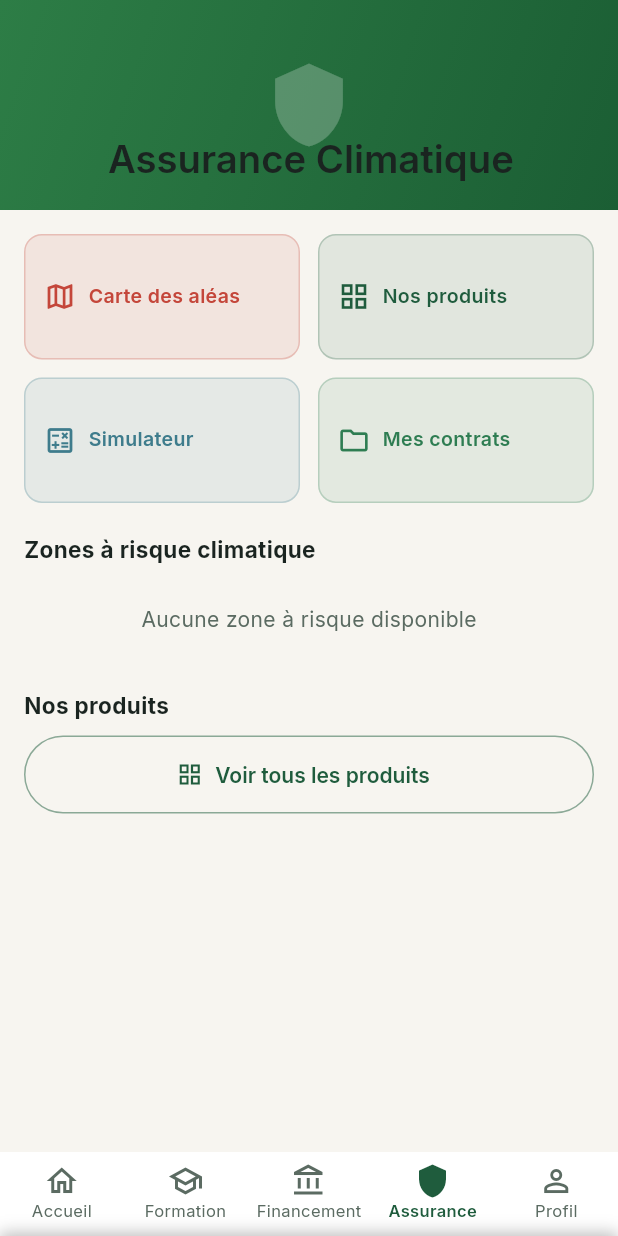
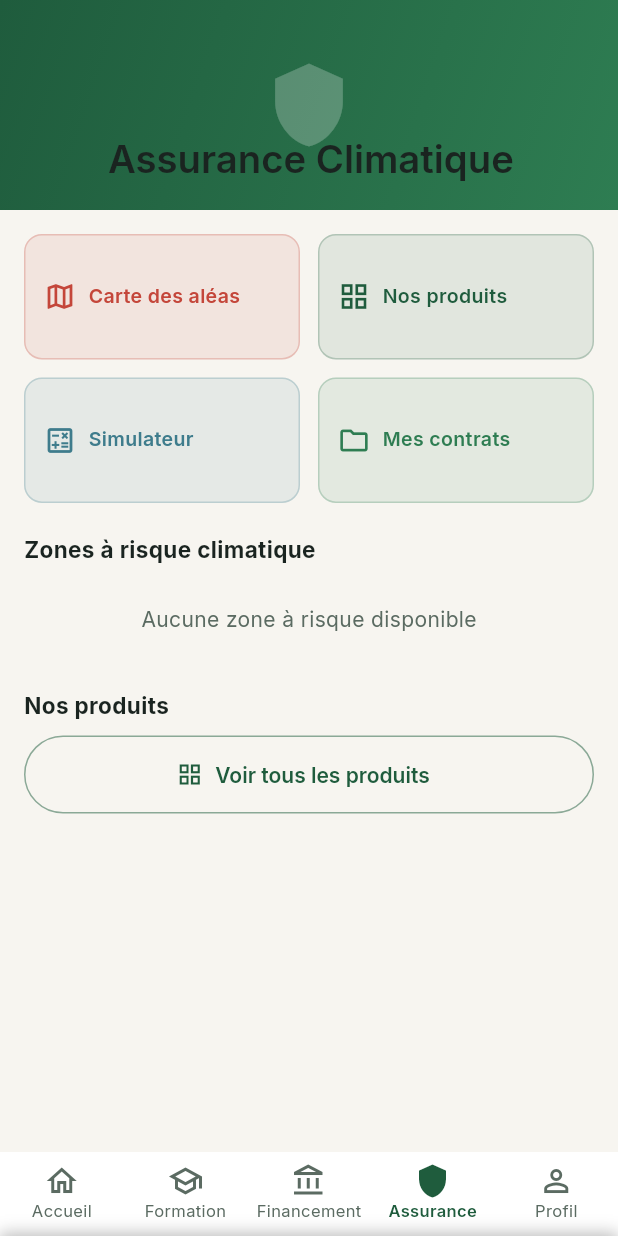
Before and after one commit to Leandre-oloke/appli-greenaccess, a Flutter app: the AssuranceScreen screen opened by its route, on a phone screen of 412 x 824 dp. Run offline on Flutter 3.47's test engine with Material 3 defaults, Android fonts, the phone set to English and light mode, and no system bars; our stand-ins replace cloud_firestore, cloud_functions, connectivity_plus, equatable, file_picker, firebase_auth and 14 more; accounts and stored records are empty.

Commit message:
fix(theme): retrofit couleurs codées en dur (bandeaux + bannière hors-ligne)
- financement/assurance : dégradés SliverAppBar 0xFF2D7D46 → jetons forest
- connectivity_banner : rouge codé en dur → colorScheme.error

Co-Authored-By: Claude Sonnet 5 <noreply@anthropic.com>

```diff
--- a/lib/core/widgets/connectivity_banner.dart
+++ b/lib/core/widgets/connectivity_banner.dart
@@ -73,9 +73,14 @@ class _ConnectivityBannerState extends State<ConnectivityBanner>
                 color: Colors.transparent,
                 child: Container(
                   padding: const EdgeInsets.symmetric(horizontal: 16, vertical: 10),
-                  decoration: const BoxDecoration(
-                    color: Color(0xFFB71C1C),
-                    boxShadow: [BoxShadow(color: Colors.black26, blurRadius: 8, offset: Offset(0, -2))],
+                  decoration: BoxDecoration(
+                    color: Theme.of(context).colorScheme.error,
+                    boxShadow: const [
+                      BoxShadow(
+                          color: Colors.black26,
+                          blurRadius: 8,
+                          offset: Offset(0, -2)),
+                    ],
                   ),
                   child: const Row(
                     mainAxisAlignment: MainAxisAlignment.center,
--- a/lib/views/assurance/assurance_screen.dart
+++ b/lib/views/assurance/assurance_screen.dart
@@ -46,7 +46,7 @@ class _AssuranceScreenState extends ConsumerState<AssuranceScreen> {
                 background: Container(
                   decoration: const BoxDecoration(
                     gradient: LinearGradient(
-                      colors: [Color(0xFF2D7D46), Color(0xFF1B5E34)],
+                      colors: [Color(0xFF1F5C3D), Color(0xFF2E7D52)],
                       begin: Alignment.topLeft,
                       end: Alignment.bottomRight,
                     ),
--- a/lib/views/financement/financement_screen.dart
+++ b/lib/views/financement/financement_screen.dart
@@ -54,7 +54,7 @@ class _FinancementScreenState extends ConsumerState<FinancementScreen> {
                 background: Container(
                   decoration: const BoxDecoration(
                     gradient: LinearGradient(
-                      colors: [Color(0xFF2D7D46), Color(0xFF1B5E34)],
+                      colors: [Color(0xFF1F5C3D), Color(0xFF2E7D52)],
                       begin: Alignment.topLeft,
                       end: Alignment.bottomRight,
                     ),
```
